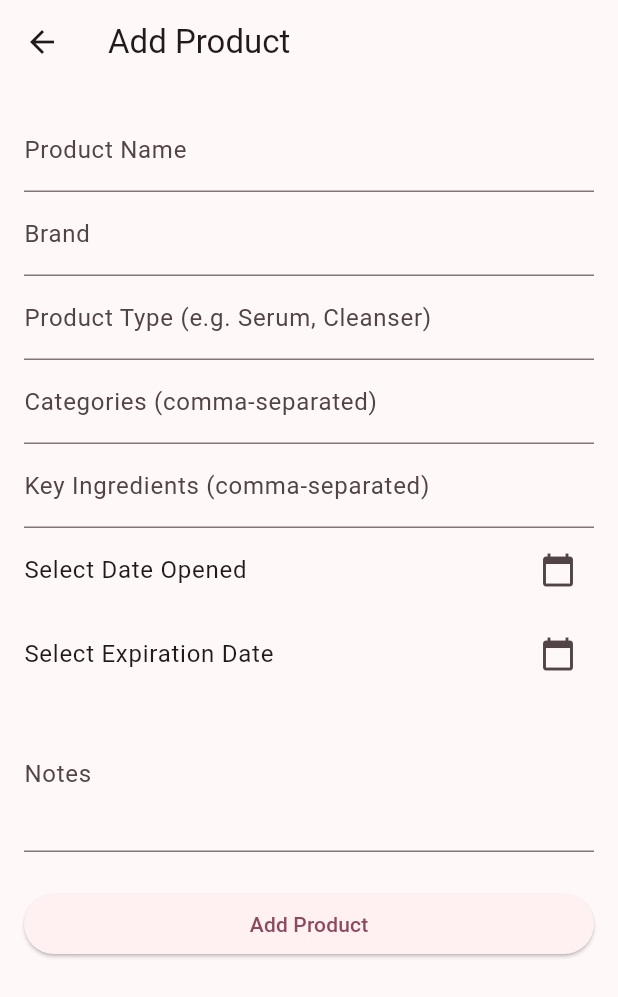
After one commit to marsha-t/SkinDiary, a Flutter app: the ShelfScreen screen opened directly, after a tap on the "add" icon, on a phone screen of 412 x 824 dp. The commit adds this screen. Shown: the top 997 px of the screen. Run offline on Flutter 3.47's test engine with Material 3 defaults, Android fonts, the light colour scheme and no system bars; our stand-ins replace image_picker, shared_preferences; accounts and stored records are empty.

Commit message:
add simple shelf and products feature; add_edit_entry into form

```diff
--- /dev/null
+++ b/lib/screens/add_edit_product.dart
@@ -0,0 +1,209 @@
+import 'package:flutter/material.dart';
+import 'package:intl/intl.dart';
+import 'package:skin_diary/models/product.dart';
+import 'package:skin_diary/services/storage_product.dart';
+
+class AddEditProductScreen extends StatefulWidget {
+  final Product? product;
+
+  const AddEditProductScreen({super.key, this.product});
+
+  @override
+  State<AddEditProductScreen> createState() => _AddEditProductScreenState();
+}
+
+class _AddEditProductScreenState extends State<AddEditProductScreen> {
+  final _formKey = GlobalKey<FormState>();
+  late String _name;
+  late String _brand;
+  late String _notes;
+  List<String> _categories = [];
+  DateTime? _dateOpened;
+  DateTime? _expirationDate;
+  List<String>? _keyIngredients = [];
+  String? _productType;
+
+  @override
+  void initState() {
+    super.initState();
+    _name = widget.product?.name ?? '';
+    _brand = widget.product?.brand ?? '';
+    _notes = widget.product?.notes ?? '';
+    _dateOpened = widget.product?.dateOpened;
+    _expirationDate = widget.product?.expirationDate;
+    _keyIngredients = widget.product?.keyIngredients ?? [];
+    _categories = widget.product?.categories ?? [];
+    _productType = widget.product?.productType ?? '';
+  }
+
+  Future<void> _saveProduct() async {
+    if (!_formKey.currentState!.validate()) return;
+    _formKey.currentState!.save();
+
+    final now = DateTime.now();
+    final newProduct = Product(
+      id: widget.product?.id ?? now.toIso8601String(),
+      name: _name,
+      brand: _brand,
+      notes: _notes,
+      dateAdded: widget.product?.dateAdded ?? now,
+      dateOpened: widget.product?.dateOpened,
+      expirationDate: widget.product?.expirationDate,
+      categories: widget.product?.categories ?? [],
+      keyIngredients: widget.product?.keyIngredients ?? [],
+      productType: widget.product?.productType ?? '',
+    );
+
+    await StorageProduct.saveProduct(newProduct);
+     if (!mounted) return;
+    Navigator.pop(context);
+  }
+  Future<void> _deleteProduct() async {
+    if (widget.product == null) {
+      Navigator.pop(context); // Nothing to delete
+      return;
+    }
+
+    final confirm = await showDialog<bool>(
+      context: context,
+      builder: (context) => AlertDialog(
+        title: const Text('Delete Product'),
+        content: Text('Are you sure you want to delete "${widget.product!.name}"?'),
+        actions: [
+          TextButton(
+            onPressed: () => Navigator.pop(context, false),
+            child: const Text('Cancel'),
+          ),
+          TextButton(
+            onPressed: () => Navigator.pop(context, true),
+            child: const Text('Delete', style: TextStyle(color: Colors.red)),
+          ),
+        ],
+      ),
+    );
+
+    if (confirm == true) {
+      await StorageProduct.deleteProduct(widget.product!.id);
+      if (!mounted) return;
+      Navigator.pop(context, widget.product); // Return deleted product
+    }
+  }
+
+  @override
+  Widget build(BuildContext context) {
+    final isEditing = widget.product != null;
+
+    return Scaffold(
+      appBar: AppBar(title: Text(isEditing ? 'Edit Product' : 'Add Product')),
+      body: Padding(
+        padding: const EdgeInsets.all(16.0),
+        child: Form(
+          key: _formKey,
+          child: ListView(
+            children: [
+              _buildNameField(),
+              _buildBrandField(),
+              _buildProductTypeField(),
+              _buildCategoriesField(),
+              _buildIngredientsField(),
+              _buildDateField('Date Opened', _dateOpened, (picked) {
+                setState(() => _dateOpened = picked);
+              }),
+              _buildDateField('Expiration Date', _expirationDate, (picked) {
+                setState(() => _expirationDate = picked);
+              }),
+              _buildNotesField(),
+              const SizedBox(height: 24),
+              ElevatedButton(
+                onPressed: _saveProduct,
+                child: Text(isEditing ? 'Update Product' : 'Add Product'),
+              ),
+              if (isEditing)
+                Padding(
+                  padding: const EdgeInsets.only(top: 12.0),
+                  child: ElevatedButton(
+                    onPressed: _deleteProduct,
+                    style: ElevatedButton.styleFrom(
+                      backgroundColor: Colors.red,
+                      foregroundColor: Colors.white,
+                    ),
+                    child: const Text('Delete Product'),
+                  ),
+                ),
+            ],
+          ),
+        ),
+      ),
+    );
+  }
+
+  Widget _buildNameField() => TextFormField(
+    initialValue: _name,
+    decoration: const InputDecoration(labelText: 'Product Name'),
+    validator: (value) => value == null || value.isEmpty ? 'Enter a name' : null,
+    onSaved: (value) => _name = value ?? '',
+  );
+
+  Widget _buildBrandField() => TextFormField(
+    initialValue: _brand,
+    decoration: const InputDecoration(labelText: 'Brand'),
+    onSaved: (value) => _brand = value ?? '',
+  );
+
+  Widget _buildProductTypeField() => TextFormField(
+    initialValue: _productType,
+    decoration: const InputDecoration(labelText: 'Product Type (e.g. Serum, Cleanser)'),
+    onSaved: (value) => _productType = value,
+  );
+
+  Widget _buildCategoriesField() => TextFormField(
+    initialValue: _categories.join(', '),
+    decoration: const InputDecoration(labelText: 'Categories (comma-separated)'),
+    onSaved: (value) {
+      _categories = value!
+          .split(',')
+          .map((e) => e.trim())
+          .where((e) => e.isNotEmpty)
+          .toList();
+    },
+  );
+
+  Widget _buildIngredientsField() => TextFormField(
+    initialValue: _keyIngredients?.join(', '),
+    decoration: const InputDecoration(labelText: 'Key Ingredients (comma-separated)'),
+    onSaved: (value) {
+      final input = value?.trim();
+      _keyIngredients = (input?.isEmpty ?? true)
+          ? null
+          : input!.split(',').map((e) => e.trim()).toList();
+    },
+  );
+
+  Widget _buildDateField(String label, DateTime? value, void Function(DateTime) onPicked) {
+    return ListTile(
+      contentPadding: EdgeInsets.zero,
+      title: Text(value == null
+          ? 'Select $label'
+          : '$label: ${DateFormat.yMMMd().format(value)}'),
+      trailing: IconButton(
+        icon: const Icon(Icons.calendar_today),
+        onPressed: () async {
+          final picked = await showDatePicker(
+            context: context,
+            initialDate: value ?? DateTime.now(),
+            firstDate: DateTime(2000),
+            lastDate: DateTime.now().add(const Duration(days: 3650)),
+          );
+          if (picked != null) onPicked(picked);
+        },
+      ),
+    );
+  }
+
+  Widget _buildNotesField() => TextFormField(
+    initialValue: _notes,
+    decoration: const InputDecoration(labelText: 'Notes'),
+    maxLines: 3,
+    onSaved: (value) => _notes = value ?? '',
+  );
+}
--- a/lib/screens/select_product.dart
+++ b/lib/screens/select_product.dart
@@ -8,10 +8,10 @@ class SelectProductScreen extends StatefulWidget {
   const SelectProductScreen({super.key, this.initialSelection});
 
   @override
-  State<SelectProductScreen> createState() => _SelectProductScreen();
+  State<SelectProductScreen> createState() => _SelectProductScreenState();
 }
 
-class _SelectProductScreen extends State<SelectProductScreen> {
+class _SelectProductScreenState extends State<SelectProductScreen> {
   List<Product> _allProducts = [];
   List<Product> _selectedProducts = [];
 
@@ -47,6 +47,7 @@ class _SelectProductScreen extends State<SelectProductScreen> {
                     ],
                   ),
               )
+            )
             : Column(
               children: [
                 Expanded(
--- /dev/null
+++ b/lib/screens/shelf.dart
@@ -0,0 +1,166 @@
+import 'package:flutter/material.dart';
+import 'package:skin_diary/models/product.dart';
+import 'package:skin_diary/screens/add_edit_product.dart';
+import 'package:skin_diary/services/storage_product.dart';
+
+class ShelfScreen extends StatefulWidget {
+  const ShelfScreen({super.key});
+
+  @override
+  State<ShelfScreen> createState() => _ShelfScreenState();
+}
+
+class _ShelfScreenState extends State<ShelfScreen> {
+  List <Product> _products = [];
+
+  @override
+  void initState() {
+    super.initState();
+    _loadProducts();
+  }
+
+  void _loadProducts() async {
+    final products = await StorageProduct.getAllProducts();
+    products.sort((a, b) => a.name.compareTo(b.name));
+    setState(() {
+      _products = products;
+    });
+  }
+
+  void _navigateToAddProduct() async {
+    final result = await Navigator.push(
+      context,
+      MaterialPageRoute(builder: (_) => const AddEditProductScreen()),
+    );
+    if (result != null) {
+      _loadProducts();
+      if (!mounted) return;
+      ScaffoldMessenger.of(context).showSnackBar(
+        SnackBar(
+          content: Text('Deleted "${result.name}"'),
+          action: SnackBarAction(
+            label: 'Undo',
+            onPressed: () async {
+              await StorageProduct.saveProduct(result);
+              _loadProducts();
+            },
+          ),
+        ),
+      );
+    } else {
+      _loadProducts();
+    }
+  }
+
+  void _navigateToEditProduct(Product product) async {
+    final result = await Navigator.push<Product>(
+      context,
+      MaterialPageRoute(
+        builder: (_) => AddEditProductScreen(product: product),
+      ),
+    );
+
+    if (result != null) {
+      _loadProducts();
+      if (!mounted) return;
+      ScaffoldMessenger.of(context).showSnackBar(
+        SnackBar(
+          content: Text('Deleted "${result.name}"'),
+          action: SnackBarAction(
+            label: 'Undo',
+            onPressed: () async {
+              await StorageProduct.saveProduct(result);
+              _loadProducts();
+            },
+          ),
+        ),
+      );
+    } else {
+      _loadProducts();
+    }
+  }
+
+  Future<void> _deleteProduct(String id) async {
+    final deletedProduct = _products.firstWhere((p) => p.id == id);
+    await StorageProduct.deleteProduct(id);
+    setState(() {
+      _products.removeWhere((p) => p.id == id);
+    });
+
+    if (!mounted) return;
+
+    ScaffoldMessenger.of(context).showSnackBar(
+      SnackBar(
+        content: Text('Deleted "${deletedProduct.name}"'),
+        action: SnackBarAction(
+          label: 'Undo',
+          onPressed: () async {
+            await StorageProduct.saveProduct(deletedProduct);
+            setState(() {
+              _products.add(deletedProduct);
+              _products.sort((a, b) => a.name.compareTo(b.name));
+            });
+          },
+        ),
+      ),
+    );
+  }
+
+  @override
+  Widget build(BuildContext context) {
+    return Scaffold(
+      appBar: AppBar(title: const Text('My Shelf')),
+      body: _products.isEmpty
+          ? const Center(child: Text('No products added yet.'))
+          : ListView.builder(
+            itemCount: _products.length,
+            itemBuilder: (context, index) {
+              final product = _products[index];
+              return Dismissible(
+                key: ValueKey(product.id),
+                direction: DismissDirection.endToStart,
+                background: _buildDismissibleBackground(),
+                confirmDismiss: (_) => _confirmDelete(product),
+                onDismissed: (_) => _deleteProduct(product.id),
+                child: ListTile(
+                  title: Text(product.name),
+                  subtitle: Text(product.brand ?? ''),
+                  onTap: () => _navigateToEditProduct(product),
+                ),
+              );
+            },
+          ),
+      floatingActionButton: FloatingActionButton(
+        onPressed: _navigateToAddProduct,
+        child: const Icon(Icons.add),
+      ),
+    );
+  }
+
+  Widget _buildDismissibleBackground() => Container(
+    color: Colors.red,
+    alignment: Alignment.centerRight,
+    padding: const EdgeInsets.symmetric(horizontal: 20),
+    child: const Icon(Icons.delete, color: Colors.white),
+  );
+
+  Future<bool?> _confirmDelete(Product product) async {
+    return await showDialog<bool>(
+      context: context,
+      builder: (context) => AlertDialog(
+        title: const Text('Delete Product'),
+        content: Text('Are you sure you want to delete "${product.name}"?'),
+        actions: [
+          TextButton(
+            onPressed: () => Navigator.pop(context, false),
+            child: const Text('Cancel'),
+          ),
+          TextButton(
+            onPressed: () => Navigator.pop(context, true),
+            child: const Text('Delete', style: TextStyle(color: Colors.red)),
+          ),
+        ],
+      ),
+    );
+  }
+}
```
Also changed, not shown: lib/screens/add_edit_entry.dart (+52 -117 lines), lib/screens/home.dart (+17 -1 lines), lib/services/storage_product.dart (+19 -0 lines).
